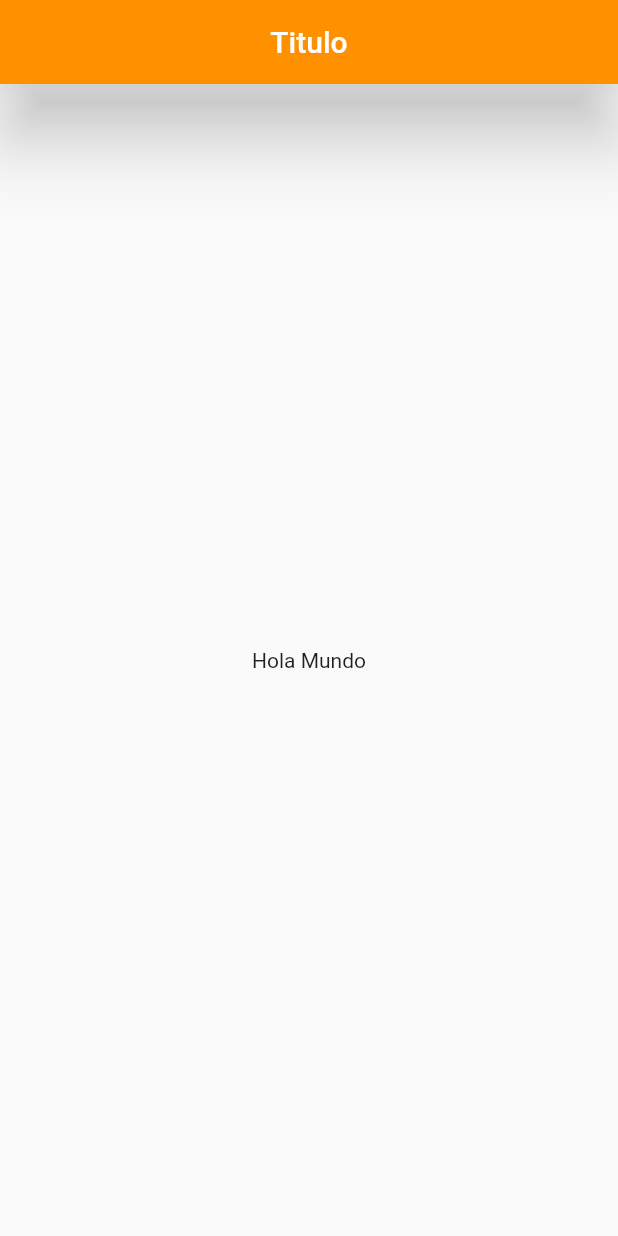
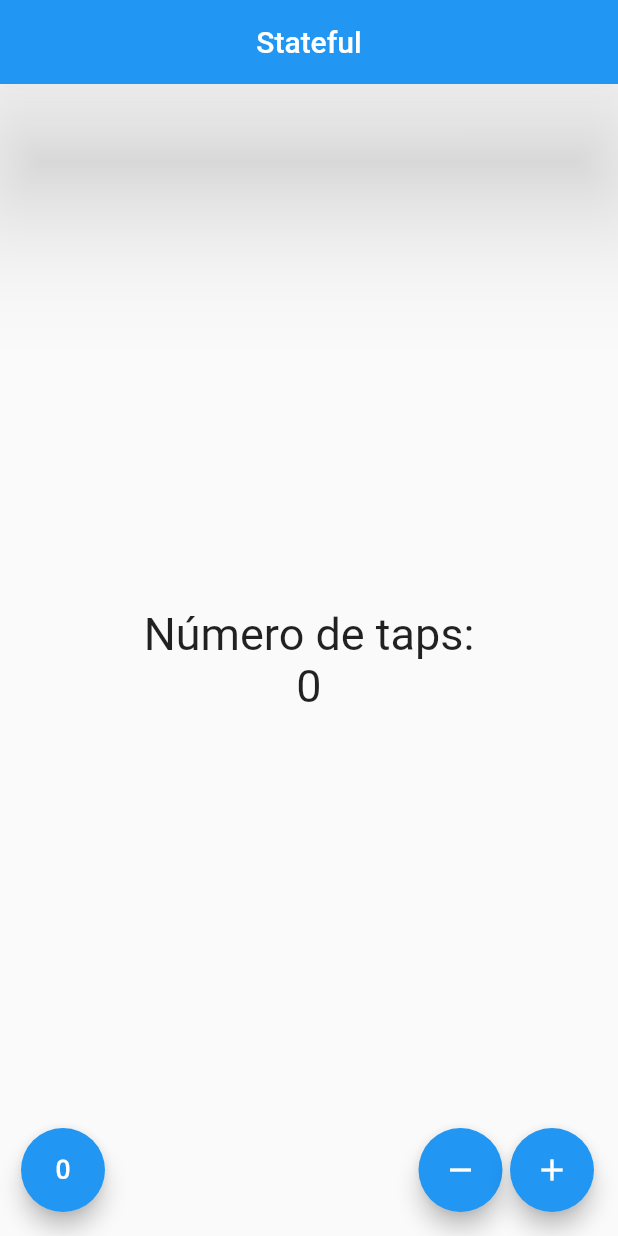
Before and after one commit to pseguel27/Flutter_Dart1, a Flutter app: the screen it shows after launch, on a phone screen of 412 x 824 dp. Run offline on Flutter 3.47's test engine with Material 2 defaults, Android fonts, the phone set to English and light mode, and no system bars.

Commit message:
creacion de widget, jugando con Scaffold, botones flotantes,  y utilizando metodo StatelessWidget

```diff
--- a/lib/src/app.dart
+++ b/lib/src/app.dart
@@ -1,5 +1,6 @@
 import 'package:flutter/material.dart';
-import 'package:flutter_vscode/src/pages/home_page.dart';
+import 'package:flutter_vscode/src/pages/contador_page.dart';
+//import 'package:flutter_vscode/src/pages/home_page.dart';
 
 class MyApp extends StatelessWidget {
 
@@ -7,8 +8,10 @@ class MyApp extends StatelessWidget {
   Widget build( context ) {
 
     return MaterialApp(
+      debugShowCheckedModeBanner: false,//banner superior
       home: Center(
-        child: HomePage(),
+        //child: HomePage(),
+        child: ContadorPage(),
       )
     );
   }
--- /dev/null
+++ b/lib/src/pages/contador_page.dart
@@ -0,0 +1,67 @@
+import 'package:flutter/material.dart';
+
+class ContadorPage extends StatefulWidget {
+
+  @override
+  createState() => new _ContadorPageState();
+
+}
+
+class _ContadorPageState extends State<ContadorPage> { //private class '_' al inicio
+
+  final _estiloTexto  = new TextStyle( fontSize: 30 );
+  int _conteo         = 0;
+
+  @override
+  Widget build(BuildContext context) {
+
+    return Scaffold(
+      appBar: AppBar(
+        title: Text('Stateful'),
+        centerTitle: true,
+        elevation: 40.0, //degradado hacia abajo
+        //backgroundColor: Color(0xFFFF9000),
+      ),
+      body: Center(
+        child: Column(
+          mainAxisAlignment: MainAxisAlignment.center, //"posicionar Column"
+          children: <Widget>[
+            Text('Número de taps:', style: _estiloTexto,),
+            Text( '$_conteo', style: _estiloTexto,),
+          ],
+        )
+      ),
+      floatingActionButton: _crearBotones()
+      //floatingActionButtonLocation: FloatingActionButtonLocation.centerFloat, //ubicacion del btn dentro del scaffold
+    );
+  }
+
+  Widget _crearBotones(){
+
+    return Row(
+      mainAxisAlignment: MainAxisAlignment.end,
+      children: <Widget>[
+        SizedBox( width: 30.0 ),
+        FloatingActionButton( child: Icon( Icons.exposure_zero ), onPressed: _reset ),
+        Expanded( child: SizedBox() ),
+        FloatingActionButton( child: Icon( Icons.remove ), onPressed: _sustraer ),
+        SizedBox( width: 5.0 ),
+        FloatingActionButton( child: Icon( Icons.add ), onPressed: _agregar ),
+        ]
+    );
+  }
+
+  void _agregar() {
+     setState( () => _conteo++ );
+  }
+
+  void _sustraer() {
+    if( _conteo > 0)
+     setState( () => _conteo-- );
+  }
+
+  void _reset() {
+     setState( () => _conteo = 0 );
+  }
+
+}
--- a/lib/src/pages/home_page.dart
+++ b/lib/src/pages/home_page.dart
@@ -1,6 +1,8 @@
 import 'package:flutter/material.dart';
 
 class HomePage extends StatelessWidget{
+  final estiloTexto = new TextStyle( fontSize: 30 );
+  final conteo      = 10;
 
   @override
   Widget build(BuildContext context) {
@@ -9,12 +11,25 @@ class HomePage extends StatelessWidget{
       appBar: AppBar(
         title: Text('Titulo'),
         centerTitle: true,
-        elevation: 20.0, //degradado hacia abajo
-        backgroundColor: Color(0xFFFF9000),
+        elevation: 40.0, //degradado hacia abajo
+        //backgroundColor: Color(0xFFFF9000),
       ),
       body: Center(
-        child: Text('Hola Mundo'),
+        child: Column(
+          mainAxisAlignment: MainAxisAlignment.center, //"posicionar Column"
+          children: <Widget>[
+            Text('Número de clicks:', style: estiloTexto,),
+            Text( '$conteo', style: estiloTexto,),
+          ],
+        )
       ),
+      floatingActionButton: FloatingActionButton(
+        child: Icon( Icons.add ),
+        onPressed: (){
+          //conteo = conteo
+        },
+      ),
+      //floatingActionButtonLocation: FloatingActionButtonLocation.centerFloat, //ubicacion del btn dentro del scaffold
     );
   }
 
```
